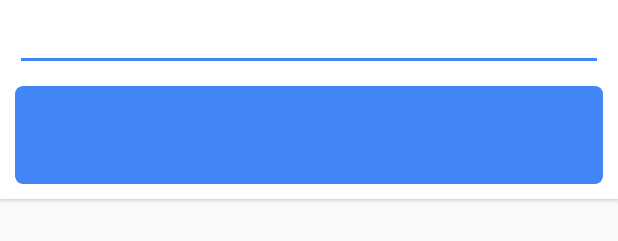
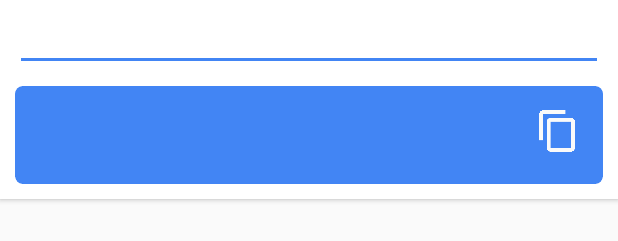
Before and after one commit to ProDev2/Encyclopedia, an Android app: the layout translation_fragment.xml on its own in the app's theme, with its tools: preview values and no code run, on a phone screen of 412 x 824 dp. Shown: the part 315-556 px from the top of the screen. Run offline under Robolectric (Android 15) with nearby library versions, the phone set to English and light mode, and no system bars.

Commit message:
Added search and copy

```diff
--- a/app/src/main/java/com/prodev/encyclopedia/adapter/WordSetAdapter.java
+++ b/app/src/main/java/com/prodev/encyclopedia/adapter/WordSetAdapter.java
@@ -12,10 +12,11 @@ import com.prodev.encyclopedia.container.Word;
 import com.prodev.encyclopedia.container.WordSet;
 import com.prodev.encyclopedia.dialogs.custom.EditDialog;
 import com.simplelib.adapter.SimpleRecyclerAdapter;
+import com.simplelib.adapter.SimpleRecyclerFilterAdapter;
 
 import java.util.ArrayList;
 
-public abstract class WordSetAdapter extends SimpleRecyclerAdapter<WordSet> {
+public abstract class WordSetAdapter extends SimpleRecyclerFilterAdapter<WordSet> {
     public WordSetAdapter() {
     }
 
--- a/app/src/main/res/layout/translation_fragment.xml
+++ b/app/src/main/res/layout/translation_fragment.xml
@@ -86,30 +86,29 @@
             android:layout_height="wrap_content"
             android:orientation="vertical">
 
-            <RelativeLayout
+            <android.support.constraint.ConstraintLayout
                 android:layout_width="match_parent"
-                android:layout_height="wrap_content"
-                android:orientation="horizontal">
+                android:layout_height="wrap_content">
+
+                <Button
+                    android:id="@+id/translation_fragment_input_header"
+                    android:layout_width="wrap_content"
+                    android:layout_height="40dp"
+                    android:background="?selectableItemBackground"
+                    app:layout_constraintBottom_toBottomOf="parent"
+                    app:layout_constraintStart_toStartOf="parent"
+                    app:layout_constraintTop_toTopOf="parent" />
 
                 <ImageButton
                     android:id="@+id/translation_fragment_close"
                     android:layout_width="40dp"
                     android:layout_height="40dp"
-                    android:layout_alignParentRight="true"
-                    android:layout_weight="1.0"
                     android:background="?selectableItemBackgroundBorderless"
                     android:scaleType="fitCenter"
+                    app:layout_constraintEnd_toEndOf="parent"
                     app:srcCompat="@mipmap/ic_close" />
 
-                <Button
-                    android:id="@+id/translation_fragment_input_header"
-                    android:layout_width="wrap_content"
-                    android:layout_height="40dp"
-                    android:layout_alignParentStart="true"
-                    android:layout_alignParentTop="true"
-                    android:background="?selectableItemBackground" />
-
-            </RelativeLayout>
+            </android.support.constraint.ConstraintLayout>
 
             <EditText
                 android:id="@+id/translation_fragment_input"
@@ -143,17 +142,30 @@
                         android:layout_alignParentStart="true"
                         android:layout_alignParentTop="true"
                         android:layout_marginBottom="5dp"
-                        android:layout_marginEnd="10dp"
+                        android:layout_marginEnd="8dp"
                         android:layout_marginLeft="10dp"
-                        android:layout_marginRight="10dp"
+                        android:layout_marginRight="8dp"
                         android:layout_marginStart="10dp"
                         android:layout_marginTop="10dp"
                         android:background="?selectableItemBackground"
                         app:layout_constraintBottom_toTopOf="@+id/translation_fragment_translation_list"
-                        app:layout_constraintEnd_toEndOf="parent"
+                        app:layout_constraintEnd_toStartOf="@+id/translation_fragment_translation_copy"
                         app:layout_constraintHorizontal_bias="0.0"
                         app:layout_constraintStart_toStartOf="parent"
                         app:layout_constraintTop_toTopOf="parent" />
+
+                    <ImageButton
+                        android:id="@+id/translation_fragment_translation_copy"
+                        android:layout_width="40dp"
+                        android:layout_height="40dp"
+                        android:layout_marginEnd="10dp"
+                        android:layout_marginRight="10dp"
+                        android:layout_marginTop="10dp"
+                        android:background="?selectableItemBackgroundBorderless"
+                        android:scaleType="fitCenter"
+                        app:layout_constraintEnd_toEndOf="parent"
+                        app:layout_constraintTop_toTopOf="parent"
+                        app:srcCompat="@mipmap/ic_copy" />
 
                     <android.support.v7.widget.RecyclerView
                         android:id="@+id/translation_fragment_translation_list"
--- a/app/src/main/res/menu/words_menu.xml
+++ b/app/src/main/res/menu/words_menu.xml
@@ -7,8 +7,7 @@
         android:icon="@mipmap/ic_search"
         android:title="@string/search"
         app:showAsAction="ifRoom|collapseActionView"
-        app:actionViewClass="android.support.v7.widget.SearchView"
-        android:visible="false"/>
+        app:actionViewClass="android.support.v7.widget.SearchView" />
 
     <item
         android:id="@+id/words_add"
--- a/app/src/main/res/values/strings.xml
+++ b/app/src/main/res/values/strings.xml
@@ -36,4 +36,6 @@
     <string name="enter_text">Click here to enter text</string>
 
     <string name="translations_found_info">(@c translations)</string>
+
+    <string name="copied">Copied to clipboard</string>
 </resources>
```
Also changed, not shown: app/src/main/java/com/prodev/encyclopedia/adapter/WordAdapter.java (+12 -0 lines), app/src/main/java/com/prodev/encyclopedia/fragments/TranslationFragment.java (+29 -0 lines), app/src/main/java/com/prodev/encyclopedia/fragments/WordsFragment.java (+33 -1 lines), app/src/main/java/com/prodev/encyclopedia/tools/CopyTools.java (added, +13 -0 lines), app/src/main/res/mipmap-hdpi/ic_copy.png (added), app/src/main/res/mipmap-mdpi/ic_copy.png (added), app/src/main/res/mipmap-xhdpi/ic_copy.png (added), app/src/main/res/mipmap-xxhdpi/ic_copy.png (added), app/src/main/res/mipmap-xxxhdpi/ic_copy.png (added).
